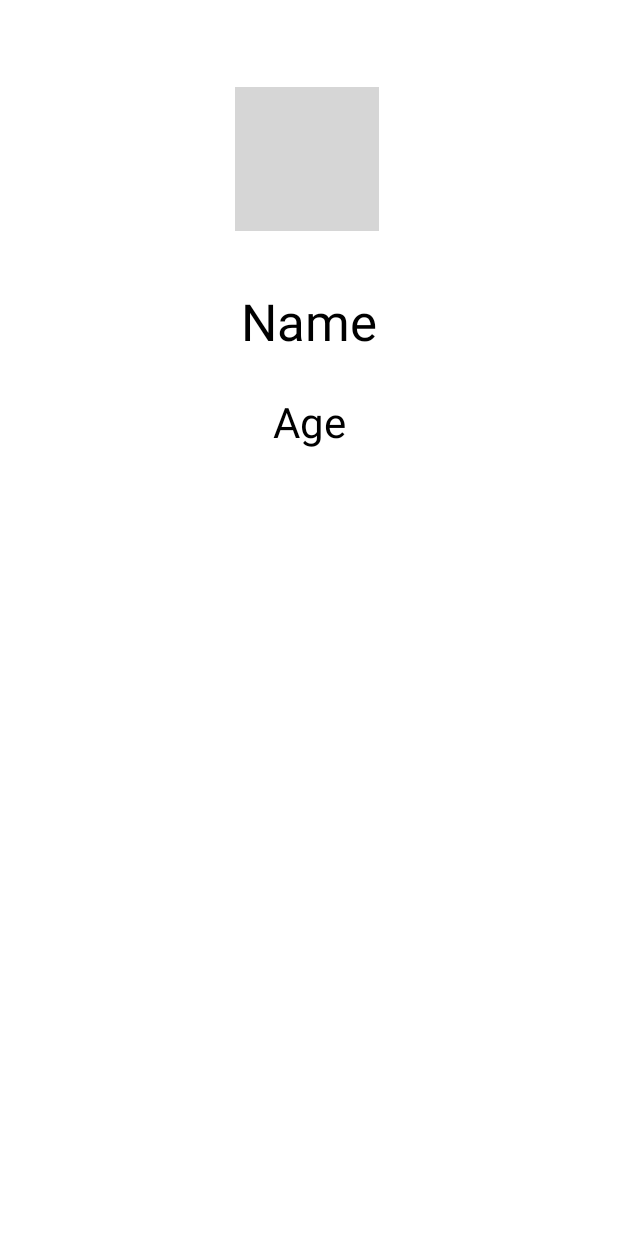
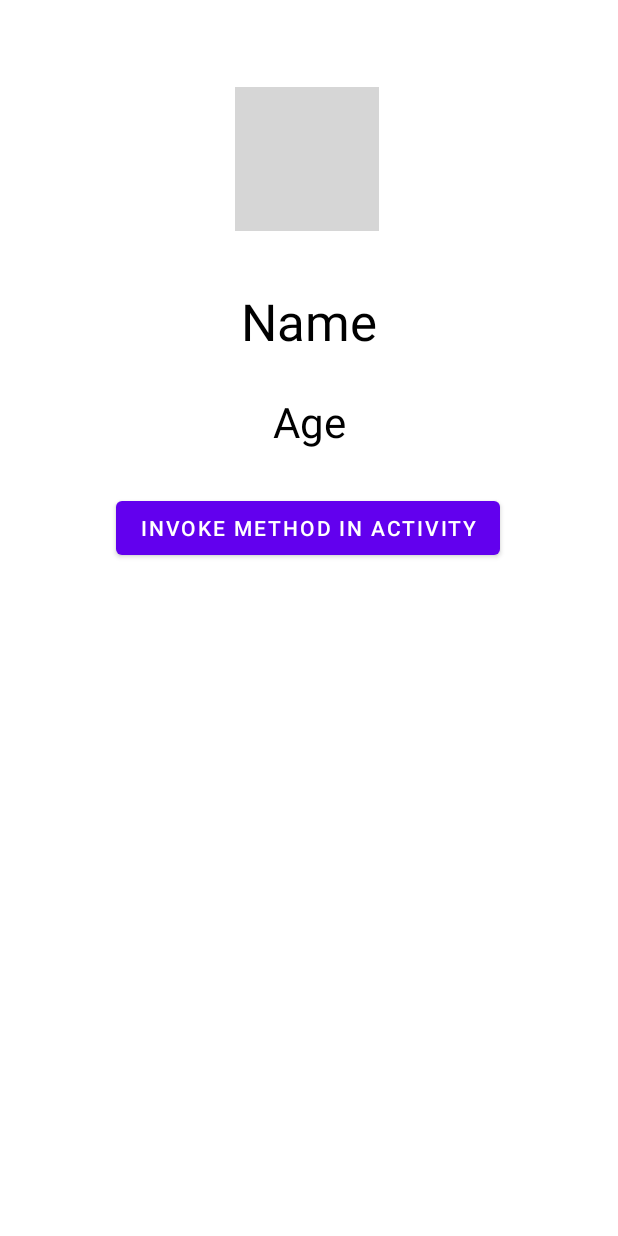
Before and after one commit to CristianCazares/AndroidStudio, an Android app: the layout fragment_puppy.xml on its own in the app's theme, with its tools: preview values and no code run, on a phone screen of 412 x 824 dp. Run offline under Robolectric (Android 15) with nearby library versions, the light colour scheme and no system bars; grey boxes are pictures that could not be loaded.

Commit message:
feat(fragment): added control of function on the activity from the fragment

```diff
--- a/Fragments/app/src/main/java/com/cristiancazares/fragments/DataFragment.kt
+++ b/Fragments/app/src/main/java/com/cristiancazares/fragments/DataFragmen.kt
@@ -8,7 +8,7 @@ import android.view.View
 import android.view.ViewGroup
 import android.widget.Toast
 
-class DataFragment : Fragment() {
+class DataFragmen : Fragment() {
 
     override fun onCreateView(
         inflater: LayoutInflater, container: ViewGroup?,
--- a/Fragments/app/src/main/res/layout/fragment_puppy.xml
+++ b/Fragments/app/src/main/res/layout/fragment_puppy.xml
@@ -43,4 +43,15 @@
         app:layout_constraintHorizontal_bias="0.501"
         app:layout_constraintStart_toStartOf="parent"
         app:layout_constraintTop_toBottomOf="@+id/imageView4" />
+
+    <Button
+        android:id="@+id/buttonPuppy"
+        android:layout_width="wrap_content"
+        android:layout_height="wrap_content"
+        android:layout_marginTop="28dp"
+        android:text="Invoke method in activity"
+        app:layout_constraintEnd_toEndOf="parent"
+        app:layout_constraintHorizontal_bias="0.496"
+        app:layout_constraintStart_toStartOf="parent"
+        app:layout_constraintTop_toBottomOf="@+id/puppyAge" />
 </androidx.constraintlayout.widget.ConstraintLayout>
```
Also changed, not shown: Fragments/app/src/main/java/com/cristiancazares/fragments/MainActivity.kt (+7 -4 lines), Fragments/app/src/main/java/com/cristiancazares/fragments/PuppyFragment.kt (+24 -4 lines).
